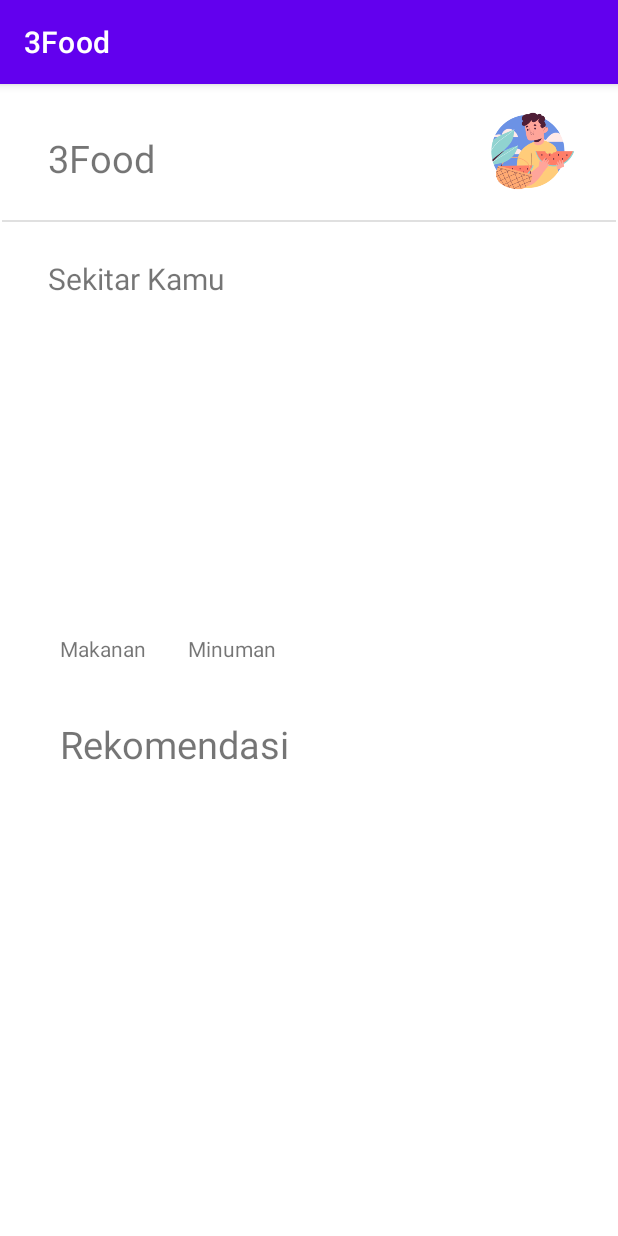
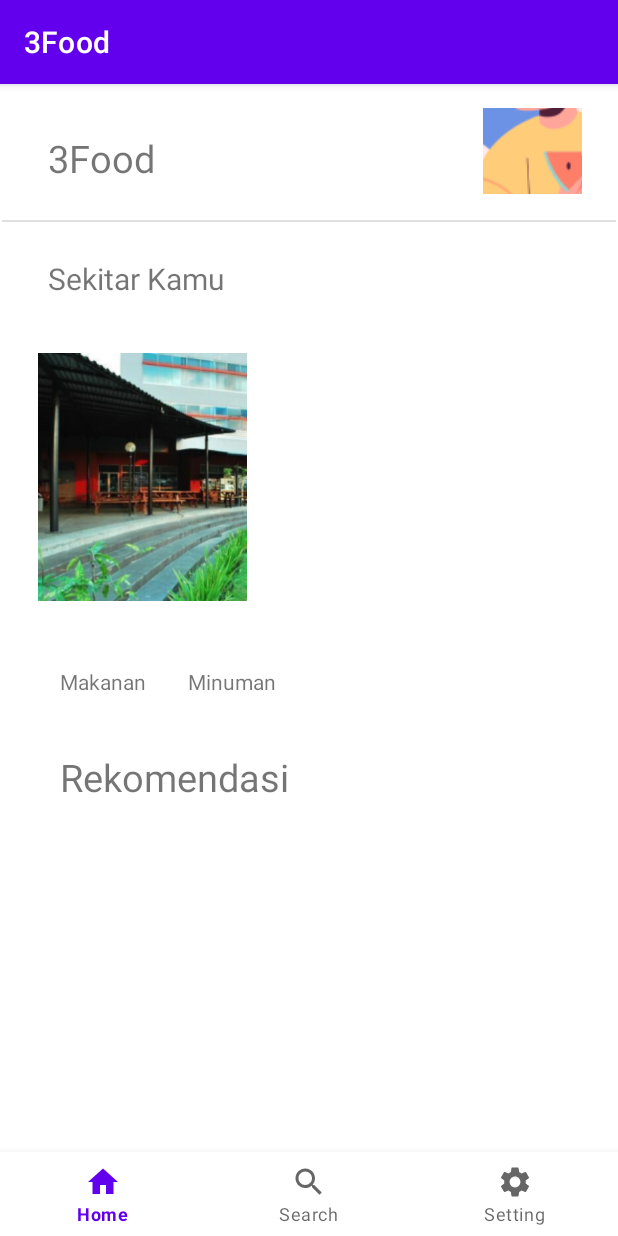
Before and after one commit to wikosac/3Food, an Android app: the screen it shows after launch once a user with an empty profile is signed in (DashboardActivity), on a phone screen of 412 x 824 dp. Run offline under Robolectric (Android 15) with nearby library versions, the phone set to English and light mode, and no system bars; our stand-ins replace Firebase (no records; nobody signed in at launch, a user with empty details on screens opened directly), navigation-ui; libraries missing offline, so code that uses them is left out: com.firebase.ui.

Commit message:
membuat navigasi

```diff
--- a/app/build.gradle
+++ b/app/build.gradle
@@ -58,4 +58,5 @@ dependencies {
 
     implementation 'androidx.lifecycle:lifecycle-viewmodel-ktx:2.5.1'
     implementation 'androidx.lifecycle:lifecycle-livedata-ktx:2.5.1'
+
 }
--- a/app/src/main/java/org/d3ifcool/a3food/DashboardActivity.kt
+++ b/app/src/main/java/org/d3ifcool/a3food/DashboardActivity.kt
@@ -3,23 +3,45 @@ package org.d3ifcool.a3food
 import androidx.appcompat.app.AppCompatActivity
 import android.os.Bundle
 import android.util.Log
+import androidx.fragment.app.Fragment
+import androidx.navigation.Navigation.findNavController
+import androidx.navigation.findNavController
+import androidx.navigation.ui.AppBarConfiguration
+import androidx.navigation.ui.setupActionBarWithNavController
+import androidx.navigation.ui.setupWithNavController
 import androidx.recyclerview.widget.DividerItemDecoration
 import androidx.recyclerview.widget.RecyclerView
+import com.google.android.material.bottomnavigation.BottomNavigationView
+import org.d3ifcool.a3food.databinding.ActivityDashboardBinding
+import org.d3ifcool.a3food.databinding.ActivityMainBinding
 import org.d3ifcool.a3food.databinding.FragmentDashboardBinding
 import org.d3ifcool.a3food.ui.dashboard.DashboardFragment
+import org.d3ifcool.a3food.ui.dashboard.SearchFragment
+import org.d3ifcool.a3food.ui.dashboard.SettingFragment
 
 class DashboardActivity : AppCompatActivity() {
-    //private lateinit var binding: FragmentDashboardBinding
+    private lateinit var binding: ActivityDashboardBinding
 
     override fun onCreate(savedInstanceState: Bundle?) {
         super.onCreate(savedInstanceState)
-        //binding = FragmentDashboardBinding.inflate(layoutInflater)
+        binding = ActivityDashboardBinding.inflate(layoutInflater)
         setContentView(R.layout.activity_dashboard)
+
         if (savedInstanceState == null) {
             supportFragmentManager.beginTransaction()
                 .replace(R.id.container, DashboardFragment.newInstance())
                 .commitNow()
         }
+
+//        val navView: BottomNavigationView = binding.navView
+//
+//        val navController = findNavController(R.id.nav_host_fragment_activity_dashboard)
+//        val appBarConfiguration = AppBarConfiguration(
+//            setOf(
+//                R.id.navigation_home, R.id.navigation_search, R.id.navigation_setting
+//            )
+//        )
+//        setupActionBarWithNavController(navController, appBarConfiguration)
+//        navView.setupWithNavController(navController)
     }
-
 }
--- a/app/src/main/java/org/d3ifcool/a3food/MainActivity.kt
+++ b/app/src/main/java/org/d3ifcool/a3food/MainActivity.kt
@@ -11,12 +11,14 @@ import com.firebase.ui.auth.data.model.FirebaseAuthUIAuthenticationResult
 import com.google.firebase.auth.FirebaseAuth
 import com.google.firebase.auth.FirebaseUser
 import org.d3ifcool.a3food.databinding.ActivityMainBinding
+import org.d3ifcool.a3food.databinding.FragmentDashboardBinding
 
 class MainActivity : AppCompatActivity() {
 
     private val contract = FirebaseAuthUIActivityResultContract()
     private val signInLauncher = registerForActivityResult(contract) { }
     private lateinit var binding: ActivityMainBinding
+    private lateinit var bind: FragmentDashboardBinding
     private val viewModel: MainViewModel by lazy {
         ViewModelProvider(this).get(MainViewModel::class.java)
     }
@@ -32,9 +34,8 @@ class MainActivity : AppCompatActivity() {
     }
 
     private fun mulaiLogin() {
-        if (binding.login.text == getString(R.string.logout)) {
+        bind.profile.setOnClickListener() {
             AuthUI.getInstance().signOut(this)
-            return
         }
 
         val providers = arrayListOf(AuthUI.IdpConfig.GoogleBuilder().build())
--- /dev/null
+++ b/app/src/main/java/org/d3ifcool/a3food/ui/dashboard/SettingFragment.kt
@@ -0,0 +1,32 @@
+package org.d3ifcool.a3food.ui.dashboard
+
+import androidx.lifecycle.ViewModelProvider
+import android.os.Bundle
+import androidx.fragment.app.Fragment
+import android.view.LayoutInflater
+import android.view.View
+import android.view.ViewGroup
+import org.d3ifcool.a3food.R
+
+class SettingFragment : Fragment() {
+
+    companion object {
+        fun newInstance() = SettingFragment()
+    }
+
+    private lateinit var viewModel: SettingViewModel
+
+    override fun onCreateView(
+        inflater: LayoutInflater, container: ViewGroup?,
+        savedInstanceState: Bundle?
+    ): View? {
+        return inflater.inflate(R.layout.fragment_setting, container, false)
+    }
+
+    override fun onActivityCreated(savedInstanceState: Bundle?) {
+        super.onActivityCreated(savedInstanceState)
+        viewModel = ViewModelProvider(this).get(SettingViewModel::class.java)
+        // TODO: Use the ViewModel
+    }
+
+}
--- /dev/null
+++ b/app/src/main/java/org/d3ifcool/a3food/ui/dashboard/SettingViewModel.kt
@@ -0,0 +1,7 @@
+package org.d3ifcool.a3food.ui.dashboard
+
+import androidx.lifecycle.ViewModel
+
+class SettingViewModel : ViewModel() {
+    // TODO: Implement the ViewModel
+}
--- /dev/null
+++ b/app/src/main/res/drawable/ic_baseline_home_24.xml
@@ -0,0 +1,5 @@
+<vector android:height="24dp" android:tint="#000000"
+    android:viewportHeight="24" android:viewportWidth="24"
+    android:width="24dp" xmlns:android="http://schemas.android.com/apk/res/android">
+    <path android:fillColor="@android:color/white" android:pathData="M10,20v-6h4v6h5v-8h3L12,3 2,12h3v8z"/>
+</vector>
--- /dev/null
+++ b/app/src/main/res/drawable/ic_baseline_search_24.xml
@@ -0,0 +1,5 @@
+<vector android:height="24dp" android:tint="#000000"
+    android:viewportHeight="24" android:viewportWidth="24"
+    android:width="24dp" xmlns:android="http://schemas.android.com/apk/res/android">
+    <path android:fillColor="@android:color/white" android:pathData="M15.5,14h-0.79l-0.28,-0.27C15.41,12.59 16,11.11 16,9.5 16,5.91 13.09,3 9.5,3S3,5.91 3,9.5 5.91,16 9.5,16c1.61,0 3.09,-0.59 4.23,-1.57l0.27,0.28v0.79l5,4.99L20.49,19l-4.99,-5zM9.5,14C7.01,14 5,11.99 5,9.5S7.01,5 9.5,5 14,7.01 14,9.5 11.99,14 9.5,14z"/>
+</vector>
--- /dev/null
+++ b/app/src/main/res/drawable/ic_baseline_settings_24.xml
@@ -0,0 +1,5 @@
+<vector android:height="24dp" android:tint="#000000"
+    android:viewportHeight="24" android:viewportWidth="24"
+    android:width="24dp" xmlns:android="http://schemas.android.com/apk/res/android">
+    <path android:fillColor="@android:color/white" android:pathData="M19.14,12.94c0.04,-0.3 0.06,-0.61 0.06,-0.94c0,-0.32 -0.02,-0.64 -0.07,-0.94l2.03,-1.58c0.18,-0.14 0.23,-0.41 0.12,-0.61l-1.92,-3.32c-0.12,-0.22 -0.37,-0.29 -0.59,-0.22l-2.39,0.96c-0.5,-0.38 -1.03,-0.7 -1.62,-0.94L14.4,2.81c-0.04,-0.24 -0.24,-0.41 -0.48,-0.41h-3.84c-0.24,0 -0.43,0.17 -0.47,0.41L9.25,5.35C8.66,5.59 8.12,5.92 7.63,6.29L5.24,5.33c-0.22,-0.08 -0.47,0 -0.59,0.22L2.74,8.87C2.62,9.08 2.66,9.34 2.86,9.48l2.03,1.58C4.84,11.36 4.8,11.69 4.8,12s0.02,0.64 0.07,0.94l-2.03,1.58c-0.18,0.14 -0.23,0.41 -0.12,0.61l1.92,3.32c0.12,0.22 0.37,0.29 0.59,0.22l2.39,-0.96c0.5,0.38 1.03,0.7 1.62,0.94l0.36,2.54c0.05,0.24 0.24,0.41 0.48,0.41h3.84c0.24,0 0.44,-0.17 0.47,-0.41l0.36,-2.54c0.59,-0.24 1.13,-0.56 1.62,-0.94l2.39,0.96c0.22,0.08 0.47,0 0.59,-0.22l1.92,-3.32c0.12,-0.22 0.07,-0.47 -0.12,-0.61L19.14,12.94zM12,15.6c-1.98,0 -3.6,-1.62 -3.6,-3.6s1.62,-3.6 3.6,-3.6s3.6,1.62 3.6,3.6S13.98,15.6 12,15.6z"/>
+</vector>
--- a/app/src/main/res/layout/activity_dashboard.xml
+++ b/app/src/main/res/layout/activity_dashboard.xml
@@ -1,7 +1,31 @@
 <?xml version="1.0" encoding="utf-8"?>
-<FrameLayout xmlns:android="http://schemas.android.com/apk/res/android"
+<androidx.constraintlayout.widget.ConstraintLayout
+    xmlns:android="http://schemas.android.com/apk/res/android"
     xmlns:tools="http://schemas.android.com/tools"
+    xmlns:app="http://schemas.android.com/apk/res-auto"
     android:id="@+id/container"
     android:layout_width="match_parent"
-    android:layout_height="match_parent"
-    tools:context=".DashboardActivity" />
+    android:layout_height="match_parent">
+
+<!--    <fragment-->
+<!--        android:id="@+id/nav_host_fragment_activity_dashboard"-->
+<!--        android:name="androidx.navigation.fragment.NavHostFragment"-->
+<!--        android:layout_width="match_parent"-->
+<!--        android:layout_height="match_parent"-->
+<!--        app:defaultNavHost="true"-->
+<!--        app:layout_constraintBottom_toTopOf="@id/nav_view"-->
+<!--        app:layout_constraintLeft_toLeftOf="parent"-->
+<!--        app:layout_constraintRight_toRightOf="parent"-->
+<!--        app:layout_constraintTop_toTopOf="parent"-->
+<!--        app:navGraph="@navigation/mobile_navigation" />-->
+
+    <com.google.android.material.bottomnavigation.BottomNavigationView
+        android:id="@+id/nav_view"
+        android:layout_width="0dp"
+        android:layout_height="wrap_content"
+        app:layout_constraintBottom_toBottomOf="parent"
+        app:layout_constraintEnd_toEndOf="parent"
+        app:layout_constraintStart_toStartOf="parent"
+        app:menu="@menu/bottom_nav"/>
+
+</androidx.constraintlayout.widget.ConstraintLayout>
--- a/app/src/main/res/layout/fragment_dashboard.xml
+++ b/app/src/main/res/layout/fragment_dashboard.xml
@@ -27,8 +27,8 @@
         app:layout_constraintStart_toStartOf="parent"
         app:layout_constraintTop_toBottomOf="@+id/dashboardTitle" />
 
-    <ImageView
-        android:id="@+id/imageView5"
+    <ImageButton
+        android:id="@+id/profile"
         android:layout_width="66dp"
         android:layout_height="57dp"
         android:layout_marginTop="16dp"
@@ -52,45 +52,55 @@
         android:layout_width="wrap_content"
         android:layout_height="wrap_content"
         android:layout_marginStart="8dp"
-        android:layout_marginTop="120dp"
+        android:layout_marginTop="100dp"
         android:text="@string/rekomendasi"
         android:textSize="25sp"
         app:layout_constraintStart_toStartOf="@+id/dashboardTitle"
         app:layout_constraintTop_toBottomOf="@+id/horizontalScrollView" />
 
+    <!--    <HorizontalScrollView-->
+<!--        android:id="@+id/horizontalScrollView"-->
+<!--        android:layout_width="411dp"-->
+<!--        android:layout_height="159dp"-->
+<!--        android:contentDescription="@string/horizontalImage"-->
+<!--        app:layout_constraintEnd_toEndOf="parent"-->
+<!--        app:layout_constraintHorizontal_bias="0.0"-->
+<!--        app:layout_constraintStart_toStartOf="parent"-->
+<!--        app:layout_constraintTop_toBottomOf="@+id/textView4">-->
+
+<!--        <LinearLayout-->
+<!--            android:layout_width="wrap_content"-->
+<!--            android:layout_height="match_parent"-->
+<!--            android:orientation="vertical" />-->
+
+<!--</HorizontalScrollView>-->
+
     <androidx.recyclerview.widget.RecyclerView
         android:id="@+id/recyclerView"
         android:layout_width="369dp"
         android:layout_height="242dp"
-        android:layout_marginTop="36dp"
+        android:layout_marginTop="16dp"
         app:layoutManager="androidx.recyclerview.widget.LinearLayoutManager"
         app:layout_constraintStart_toStartOf="@+id/textView3"
         app:layout_constraintTop_toBottomOf="@+id/textView3"
         tools:context=".MainActivity"
         tools:listitem="@layout/food_list" />
 
-    <HorizontalScrollView
+    <ImageView
         android:id="@+id/horizontalScrollView"
-        android:layout_width="411dp"
-        android:layout_height="159dp"
-        android:contentDescription="@string/horizontalImage"
-        app:layout_constraintEnd_toEndOf="parent"
-        app:layout_constraintHorizontal_bias="0.0"
-        app:layout_constraintStart_toStartOf="parent"
-        app:layout_constraintTop_toBottomOf="@+id/textView4">
-
-        <LinearLayout
-            android:layout_width="wrap_content"
-            android:layout_height="match_parent"
-            android:orientation="vertical" />
-    </HorizontalScrollView>
+        android:layout_width="190dp"
+        android:layout_height="165dp"
+        android:layout_marginTop="36dp"
+        app:layout_constraintTop_toBottomOf="@+id/textView4"
+        app:srcCompat="@drawable/kantinfit"
+        tools:layout_editor_absoluteX="32dp" />
 
     <TextView
         android:id="@+id/textView2"
         android:layout_width="wrap_content"
         android:layout_height="wrap_content"
         android:layout_marginStart="40dp"
-        android:layout_marginTop="64dp"
+        android:layout_marginTop="44dp"
         android:text="@string/makanan"
         app:layout_constraintStart_toStartOf="parent"
         app:layout_constraintTop_toBottomOf="@+id/horizontalScrollView" />
--- /dev/null
+++ b/app/src/main/res/layout/fragment_setting.xml
@@ -0,0 +1,13 @@
+<?xml version="1.0" encoding="utf-8"?>
+<FrameLayout xmlns:android="http://schemas.android.com/apk/res/android"
+    xmlns:tools="http://schemas.android.com/tools"
+    android:layout_width="match_parent"
+    android:layout_height="match_parent"
+    tools:context=".ui.dashboard.SettingFragment">
+
+    <TextView
+        android:layout_width="match_parent"
+        android:layout_height="match_parent"
+        android:text="Hello" />
+
+</FrameLayout>
--- /dev/null
+++ b/app/src/main/res/menu/bottom_nav.xml
@@ -0,0 +1,13 @@
+<?xml version="1.0" encoding="utf-8"?>
+<menu xmlns:android="http://schemas.android.com/apk/res/android">
+
+    <item android:title="Home"
+        android:id="@+id/navigation_home"
+        android:icon="@drawable/ic_baseline_home_24"/>
+    <item android:title="Search"
+        android:id="@+id/navigation_search"
+        android:icon="@drawable/ic_baseline_search_24"/>
+    <item android:title="Setting"
+        android:id="@+id/navigation_setting"
+        android:icon="@drawable/ic_baseline_settings_24"/>
+</menu>
--- /dev/null
+++ b/app/src/main/res/navigation/mobile_navigation.xml
@@ -0,0 +1,23 @@
+<?xml version="1.0" encoding="utf-8"?>
+<navigation xmlns:android="http://schemas.android.com/apk/res/android"
+    xmlns:app="http://schemas.android.com/apk/res-auto"
+    xmlns:tools="http://schemas.android.com/tools"
+    android:id="@+id/mobile_navigation"
+    app:startDestination="@id/navigation_home">
+
+    <fragment
+        android:id="@+id/navigation_home"
+        android:name="org.d3ifcool.a3food.ui.dashboard.DashboardFragment"
+        android:label="DashboardFragment"
+        tools:layout="@layout/fragment_dashboard"/>
+    <fragment
+        android:id="@+id/navigation_search"
+        android:name="org.d3ifcool.a3food.ui.dashboard.SearchFragment"
+        android:label="SearchFragment"
+        tools:layout="@layout/fragment_search"/>
+    <fragment
+        android:id="@+id/navigation_setting"
+        android:name="org.d3ifcool.a3food.ui.dashboard.SettingFragment"
+        android:label="SettingFragment"
+        tools:layout="@layout/fragment_setting"/>
+</navigation>
--- a/app/src/main/res/navigation/navbar.xml
+++ /dev/null
@@ -1,6 +0,0 @@
-<?xml version="1.0" encoding="utf-8"?>
-<navigation xmlns:android="http://schemas.android.com/apk/res/android"
-    xmlns:app="http://schemas.android.com/apk/res-auto"
-    android:id="@+id/navbar">
-
-</navigation>
```
